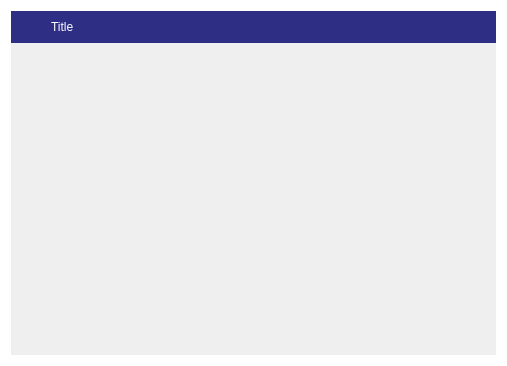
The window that windowhandler.ui (Erizur/FrutaGroovePlayerQt) describes before a commit, drawn with Qt 5.
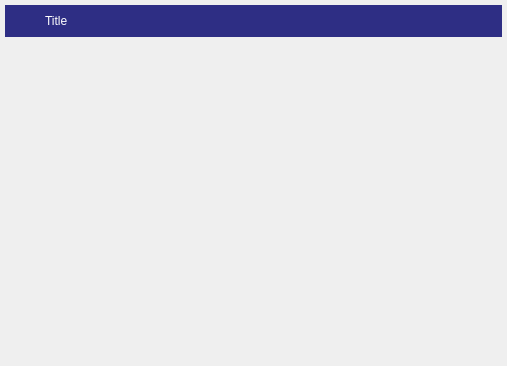
The same window after the commit. Icons and pictures are not drawn. Custom widgets are drawn as their Qt base class.

Diff of the .ui file:
```diff
--- a/windowhandler.ui
+++ b/windowhandler.ui
@@ -14,14 +14,29 @@
    <string>Form</string>
   </property>
   <property name="styleSheet">
-   <string notr="true">#WindowHandler{
-	background:transparent;
-	outline: 10px solid rgb(46, 46, 132);
-}</string>
+   <string notr="true"/>
   </property>
   <layout class="QVBoxLayout" name="verticalLayout_2">
+   <property name="spacing">
+    <number>5</number>
+   </property>
+   <property name="leftMargin">
+    <number>5</number>
+   </property>
+   <property name="topMargin">
+    <number>5</number>
+   </property>
+   <property name="rightMargin">
+    <number>5</number>
+   </property>
+   <property name="bottomMargin">
+    <number>5</number>
+   </property>
    <item>
     <widget class="QWidget" name="winFrame" native="true">
+     <property name="enabled">
+      <bool>true</bool>
+     </property>
      <property name="styleSheet">
       <string notr="true">#winFrame{background-color:palette(Window);}</string>
      </property>
```
Left out of the diff: 3 changed lines with no effect on the pictures.
